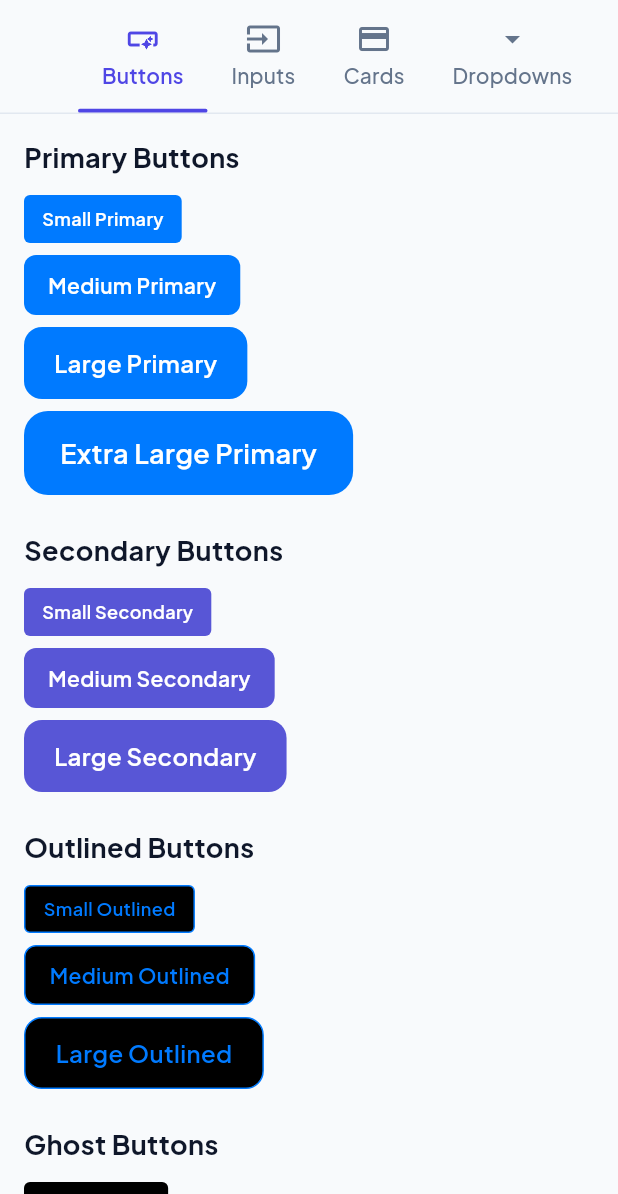
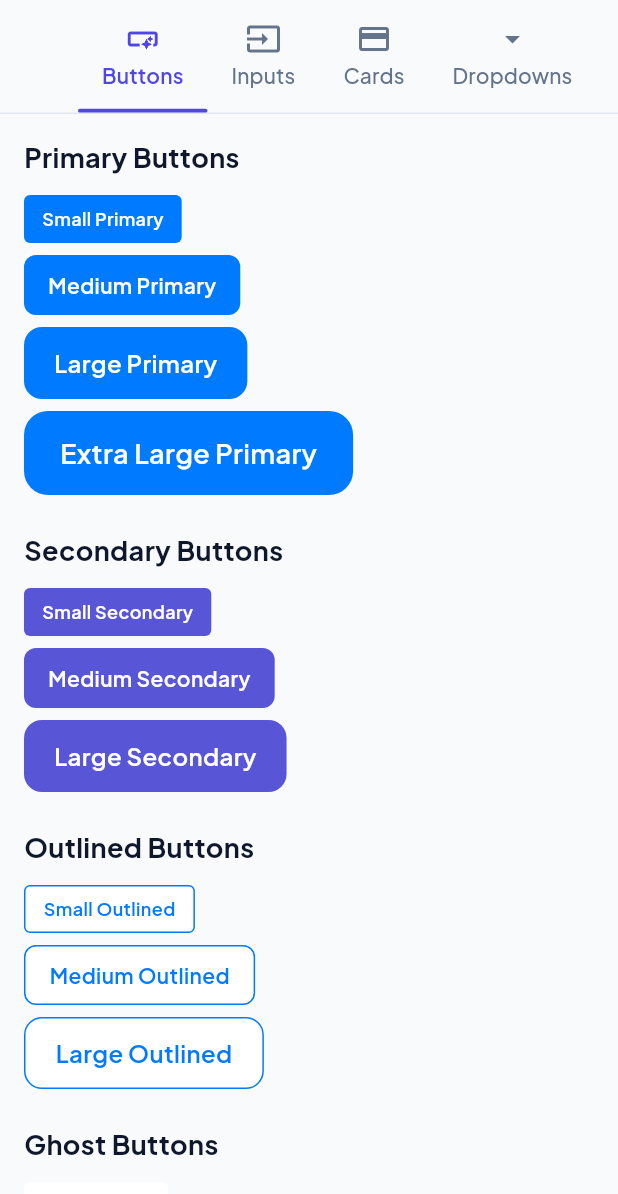
Before and after one commit to sparkleo-io/Flutter-Components-Plus, a Flutter app: the ComponentsView screen opened by its route, on a phone screen of 412 x 824 dp, the part 42-1236 px from its top. Run offline on Flutter 3.47's test engine with Material 3 defaults, Android fonts, the phone set to English and light mode, and no system bars; our stand-ins replace device_info_plus, fl_chart, flutter_svg, get, google_fonts, permission_handler and 3 more; missing offline and left inert: media_store_plus, syncfusion_flutter_pdfviewer; accounts and stored records are empty.

Commit message:
chore: update NDK version to 28.2.13676358, enhance button examples with background color, and improve app layout with system UI adjustments

```diff
--- a/example/lib/button_examples.dart
+++ b/example/lib/button_examples.dart
@@ -46,7 +46,6 @@ class _FCPButtonExamplesState extends State<FCPButtonExamples> {
                 onPressed: () {},
               ),
             ]),
-
             const SizedBox(height: 24),
             _buildSection('Secondary Buttons', [
               FCPButton.small.secondary(
@@ -64,34 +63,46 @@ class _FCPButtonExamplesState extends State<FCPButtonExamples> {
                 onPressed: () {},
               ),
             ]),
-
             const SizedBox(height: 24),
             _buildSection('Outlined Buttons', [
               FCPButton.small.outlined(
                 text: 'Small Outlined',
+                backgroundColor: Theme.of(context).colorScheme.onPrimary,
                 onPressed: () {},
               ),
               const SizedBox(height: 8),
               FCPButton.medium.outlined(
                 text: 'Medium Outlined',
+                backgroundColor: Theme.of(context).colorScheme.onPrimary,
                 onPressed: () {},
               ),
               const SizedBox(height: 8),
               FCPButton.large.outlined(
                 text: 'Large Outlined',
+                backgroundColor: Theme.of(context).colorScheme.onPrimary,
                 onPressed: () {},
               ),
             ]),
-
             const SizedBox(height: 24),
             _buildSection('Ghost Buttons', [
-              FCPButton.small.ghost(text: 'Small Ghost', onPressed: () {}),
+              FCPButton.small.ghost(
+                text: 'Small Ghost',
+                backgroundColor: Theme.of(context).colorScheme.onPrimary,
+                onPressed: () {},
+              ),
               const SizedBox(height: 8),
-              FCPButton.medium.ghost(text: 'Medium Ghost', onPressed: () {}),
+              FCPButton.medium.ghost(
+                text: 'Medium Ghost',
+                backgroundColor: Theme.of(context).colorScheme.onPrimary,
+                onPressed: () {},
+              ),
               const SizedBox(height: 8),
-              FCPButton.large.ghost(text: 'Large Ghost', onPressed: () {}),
+              FCPButton.large.ghost(
+                text: 'Large Ghost',
+                backgroundColor: Theme.of(context).colorScheme.onPrimary,
+                onPressed: () {},
+              ),
             ]),
-
             const SizedBox(height: 24),
             _buildSection('Danger Buttons', [
               FCPButton.small.danger(text: 'Small Danger', onPressed: () {}),
@@ -100,7 +111,6 @@ class _FCPButtonExamplesState extends State<FCPButtonExamples> {
               const SizedBox(height: 8),
               FCPButton.large.danger(text: 'Large Danger', onPressed: () {}),
             ]),
-
             const SizedBox(height: 24),
             _buildSection('Icon Buttons', [
               Row(
@@ -119,7 +129,6 @@ class _FCPButtonExamplesState extends State<FCPButtonExamples> {
                 ],
               ),
             ]),
-
             const SizedBox(height: 24),
             _buildSection('Icon with Text Buttons', [
               FCPButton.small.primary(
@@ -143,7 +152,6 @@ class _FCPButtonExamplesState extends State<FCPButtonExamples> {
                 onPressed: () {},
               ),
             ]),
-
             const SizedBox(height: 24),
             _buildSection('Floating Buttons', [
               FCPButton.small.floating(icon: Icons.add, onPressed: () {}),
@@ -160,7 +168,6 @@ class _FCPButtonExamplesState extends State<FCPButtonExamples> {
                 onPressed: () {},
               ),
             ]),
-
             const SizedBox(height: 24),
             _buildSection('Elevated Buttons', [
               FCPButton.small.elevated(
@@ -178,7 +185,6 @@ class _FCPButtonExamplesState extends State<FCPButtonExamples> {
                 onPressed: () {},
               ),
             ]),
-
             const SizedBox(height: 24),
             _buildSection('Contained Buttons', [
               FCPButton.small.contained(
@@ -196,7 +202,6 @@ class _FCPButtonExamplesState extends State<FCPButtonExamples> {
                 onPressed: () {},
               ),
             ]),
-
             const SizedBox(height: 24),
             _buildSection('Loading States', [
               FCPButton.medium.primary(
@@ -217,7 +222,6 @@ class _FCPButtonExamplesState extends State<FCPButtonExamples> {
                 onPressed: () {},
               ),
             ]),
-
             const SizedBox(height: 24),
             _buildSection('Disabled States', [
               FCPButton.medium.primary(
@@ -238,7 +242,6 @@ class _FCPButtonExamplesState extends State<FCPButtonExamples> {
                 onPressed: () {},
               ),
             ]),
-
             const SizedBox(height: 24),
             _buildSection('Custom Styling', [
               FCPButton.medium.primary(
@@ -263,7 +266,6 @@ class _FCPButtonExamplesState extends State<FCPButtonExamples> {
                 borderRadius: 50,
               ),
             ]),
-
             const SizedBox(height: 24),
             _buildSection('Full Width Buttons', [
               FCPButton.medium.primary(
@@ -276,7 +278,6 @@ class _FCPButtonExamplesState extends State<FCPButtonExamples> {
                 width: double.infinity,
               ),
             ]),
-
             const SizedBox(height: 24),
             _buildSection('Custom Padding & Margin', [
               FCPButton.medium.primary(
--- a/example/lib/main.dart
+++ b/example/lib/main.dart
@@ -1,4 +1,5 @@
 import 'package:flutter/material.dart';
+import 'package:flutter/services.dart';
 import 'package:example/app/controllers/live_chart_controller.dart';
 import 'package:flutter_components_plus/flutter_components_plus.dart';
 import 'package:get/get.dart';
@@ -6,6 +7,7 @@ import 'app/app.dart';
 
 Future<void> main() async {
   WidgetsFlutterBinding.ensureInitialized();
+  await SystemChrome.setEnabledSystemUIMode(SystemUiMode.edgeToEdge);
   await FCPPdfDownloadService.instance.initialize();
   Get.put(LiveChartController());
   runApp(const App());
```
Also changed, not shown: example/lib/app/app.dart (+10 -2 lines), example/lib/app/modules/home/home_view.dart (+5 -55 lines), 1 other file.
